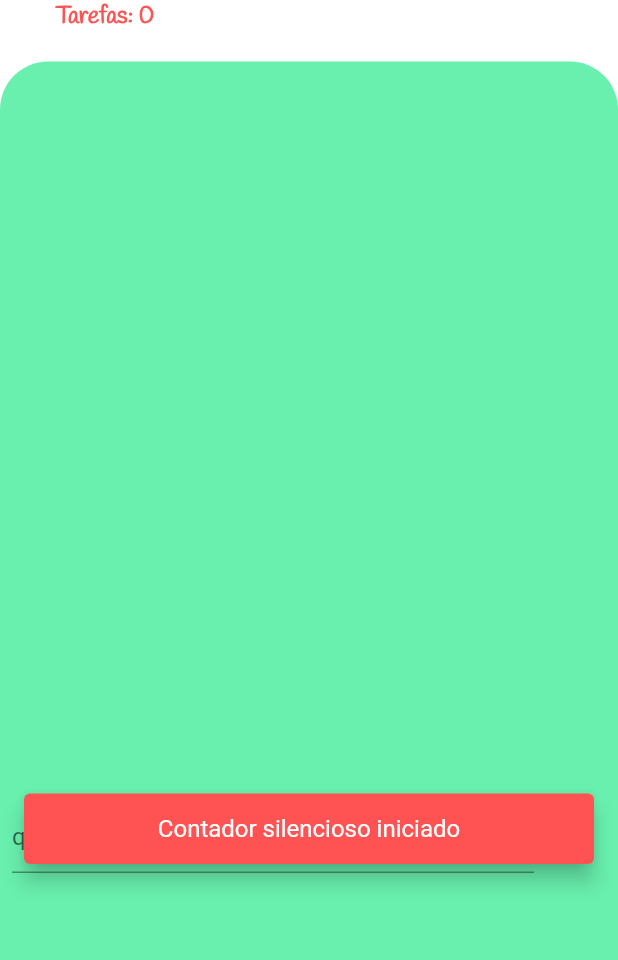
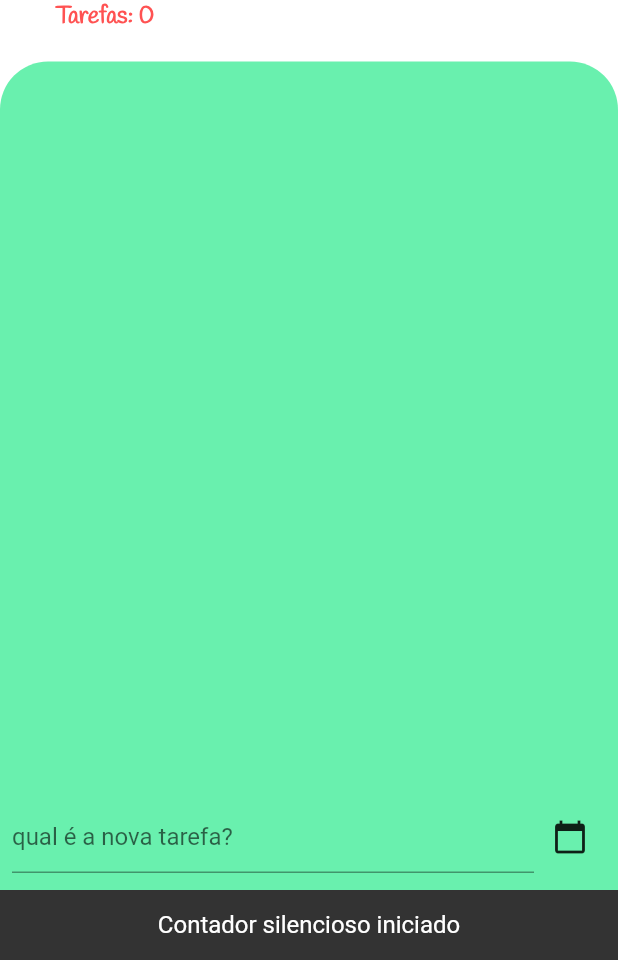
Before and after one commit to UssuyNeumann/tomate_app, a Flutter app: the TimerView screen opened directly, after a tap on "INICIAR 25 MINUTOS", on a phone screen of 412 x 824 dp, the part 276-1236 px from its top. Run offline on Flutter 3.47's test engine with Material 2 defaults, Android fonts, the phone set to English and light mode, and no system bars; our stand-ins replace flutter_local_notifications, flutter_slidable, moor, moor_flutter, share; missing offline and left inert: firebase_admob; accounts and stored records are empty; generated files the repository leaves out were written again.

```diff
--- a/lib/views/timer_view.dart
+++ b/lib/views/timer_view.dart
@@ -116,10 +116,7 @@ class TimerView extends StatelessWidget {
         style: TextStyle(fontSize: 16),
         textAlign: TextAlign.center,
       ),
-      duration: Duration(seconds: 1),
-      backgroundColor: Colors.redAccent,
-      behavior: SnackBarBehavior.floating,
-      margin: EdgeInsets.symmetric(vertical: 64, horizontal: 16),
+
     );
     ScaffoldMessenger.of(context).showSnackBar(snackbar);
   }
```
